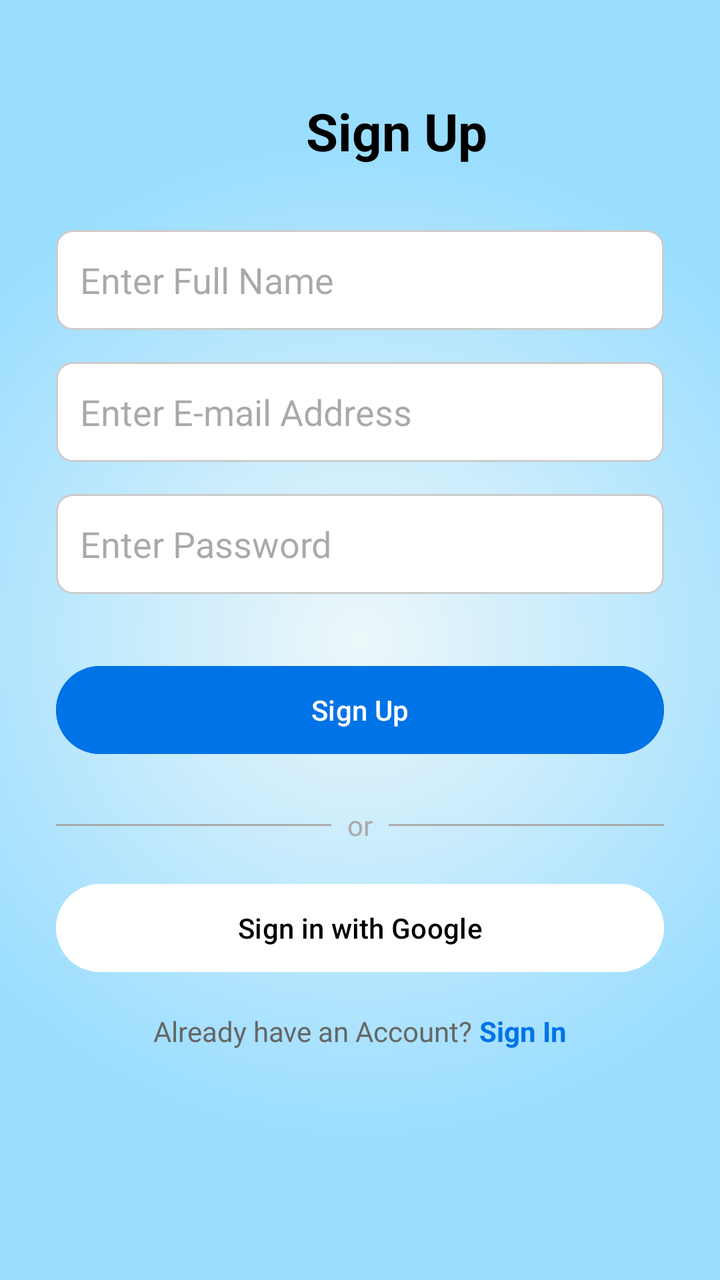
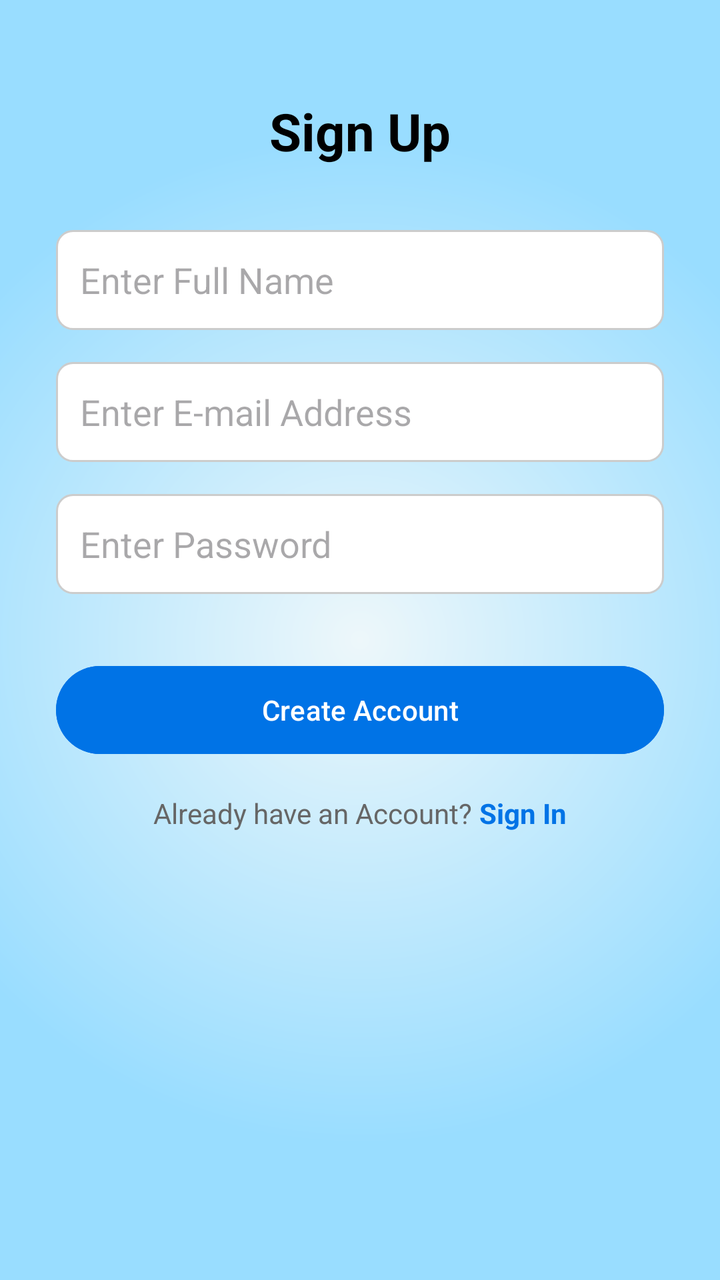

An Android layout rendered at two revisions. The XML below is the earlier revision; the diff shows what the commit changed to produce the second picture.
<!-- AndroidManifest.xml: application theme Theme.AspirePath -->
<!-- res/layout/activity_sign_up.xml -->
<?xml version="1.0" encoding="utf-8"?>
<ScrollView xmlns:android="http://schemas.android.com/apk/res/android"
    xmlns:app="http://schemas.android.com/apk/res-auto"
    xmlns:tools="http://schemas.android.com/tools"
    android:layout_width="match_parent"
    android:layout_height="match_parent"
    android:background="@drawable/gradient_bg"
    tools:context=".SignUpActivity">

    <LinearLayout
        android:layout_width="match_parent"
        android:layout_height="wrap_content"
        android:orientation="vertical"
        android:padding="28dp">

        <TextView
            android:layout_width="wrap_content"
            android:layout_height="wrap_content"
            android:layout_marginLeft="125dp"
            android:layout_marginTop="20dp"
            android:text="Sign Up"
            android:textColor="@android:color/black"
            android:textSize="26sp"
            android:textStyle="bold" />

        <EditText
            android:id="@+id/etName"
            android:layout_width="match_parent"
            android:layout_height="50dp"
            android:layout_marginTop="32dp"
            android:background="@drawable/edit_text_background_rounded"
            android:hint="Enter Full Name"
            android:padding="12dp" />

        <EditText
            android:id="@+id/etEmail"
            android:layout_width="match_parent"
            android:layout_height="50dp"
            android:layout_marginTop="16dp"
            android:background="@drawable/edit_text_background_rounded"
            android:hint="Enter E-mail Address"
            android:inputType="textEmailAddress"
            android:padding="12dp" />

        <EditText
            android:id="@+id/etPassword"
            android:layout_width="match_parent"
            android:layout_height="50dp"
            android:layout_marginTop="16dp"
            android:background="@drawable/edit_text_background_rounded"
            android:hint="Enter Password"
            android:inputType="textPassword"
            android:padding="12dp" />

        <Button
            android:id="@+id/btnSignUp"
            android:layout_width="match_parent"
            android:layout_height="52dp"
            android:layout_marginTop="32dp"
            android:backgroundTint="#0073e6"
            android:text="Sign Up"
            android:textAllCaps="false"
            android:textColor="#FFFFFF"
            app:cornerRadius="26dp" />

        <LinearLayout
            android:layout_width="match_parent"
            android:layout_height="wrap_content"
            android:layout_marginTop="22dp"
            android:gravity="center_vertical"
            android:orientation="horizontal">

            <View
                android:layout_width="0dp"
                android:layout_height="1dp"
                android:layout_weight="1"
                android:background="@android:color/darker_gray" />

            <TextView
                android:layout_width="wrap_content"
                android:layout_height="wrap_content"
                android:layout_marginStart="8dp"
                android:layout_marginEnd="8dp"
                android:text="or"
                android:textColor="@android:color/darker_gray" />

            <View
                android:layout_width="0dp"
                android:layout_height="1dp"
                android:layout_weight="1"
                android:background="@android:color/darker_gray" />
        </LinearLayout>

        <Button
            android:id="@+id/btnGoogleSignIn"
            android:layout_width="match_parent"
            android:layout_height="52dp"
            android:layout_marginTop="16dp"
            android:backgroundTint="@android:color/white"
            android:text="Sign in with Google"
            android:textAllCaps="false"
            android:textColor="@android:color/black"
            app:cornerRadius="26dp" />

        <LinearLayout
            android:layout_width="wrap_content"
            android:layout_height="wrap_content"
            android:layout_gravity="center_horizontal"
            android:layout_marginTop="16dp"
            android:orientation="horizontal">

            <TextView
                android:layout_width="wrap_content"
                android:layout_height="wrap_content"
                android:text="Already have an Account? "
                android:textColor="#666" />

            <TextView
                android:id="@+id/tvSignIn"
                android:layout_width="wrap_content"
                android:layout_height="wrap_content"
                android:text="Sign In"
                android:textColor="#0073e6"
                android:textStyle="bold" />
        </LinearLayout>

    </LinearLayout>
</ScrollView>
<!-- resources referenced by this layout -->
<resources>
  <!-- drawable edit_text_background_rounded (drawable) -->
  <?xml version="1.0" encoding="utf-8"?>
  <shape xmlns:android="http://schemas.android.com/apk/res/android"
      android:shape="rectangle">
      <solid android:color="@android:color/white" />
      <corners android:radius="8dp" />
      <stroke
          android:width="1dp"
          android:color="#CCCCCC" />
  </shape>
  <!-- drawable gradient_bg (drawable) -->
  <?xml version="1.0" encoding="utf-8"?>
  <shape xmlns:android="http://schemas.android.com/apk/res/android"
      android:shape="rectangle">
      <gradient
          android:startColor="#edf7fa"
          android:endColor="#99ddff"
          android:gradientRadius="70%p"
          android:type="radial"
          android:centerX="0.5"
          android:centerY="0.5"
          android:dither="true" />
  </shape>
  <style name="Theme.AspirePath" parent="Base.Theme.AspirePath" />
  <style name="Base.Theme.AspirePath" parent="Theme.Material3.DayNight.NoActionBar">
          
          <item name="colorPrimary">@color/blue</item>
          <item name="colorPrimaryVariant">#0073e6</item>
          <item name="colorOnPrimary">@color/white</item>
          <item name="android:statusBarColor">#0073e6</item>
          
      </style>
  <color name="blue">#1C4195</color>
  <color name="white">#FFFFFFFF</color>
</resources>

<!-- the commit's change to res/layout/activity_sign_up.xml (unified diff, before → after) -->
@@ -16,7 +16,8 @@
         <TextView
             android:layout_width="wrap_content"
             android:layout_height="wrap_content"
-            android:layout_marginLeft="125dp"
+
+            android:layout_gravity="center_horizontal"
             android:layout_marginTop="20dp"
             android:text="Sign Up"
             android:textColor="@android:color/black"
@@ -58,48 +59,9 @@
             android:layout_height="52dp"
             android:layout_marginTop="32dp"
             android:backgroundTint="#0073e6"
-            android:text="Sign Up"
+            android:text="Create Account"
             android:textAllCaps="false"
             android:textColor="#FFFFFF"
-            app:cornerRadius="26dp" />
-
-        <LinearLayout
-            android:layout_width="match_parent"
-            android:layout_height="wrap_content"
-            android:layout_marginTop="22dp"
-            android:gravity="center_vertical"
-            android:orientation="horizontal">
-
-            <View
-                android:layout_width="0dp"
-                android:layout_height="1dp"
-                android:layout_weight="1"
-                android:background="@android:color/darker_gray" />
-
-            <TextView
-                android:layout_width="wrap_content"
-                android:layout_height="wrap_content"
-                android:layout_marginStart="8dp"
-                android:layout_marginEnd="8dp"
-                android:text="or"
-                android:textColor="@android:color/darker_gray" />
-
-            <View
-                android:layout_width="0dp"
-                android:layout_height="1dp"
-                android:layout_weight="1"
-                android:background="@android:color/darker_gray" />
-        </LinearLayout>
-
-        <Button
-            android:id="@+id/btnGoogleSignIn"
-            android:layout_width="match_parent"
-            android:layout_height="52dp"
-            android:layout_marginTop="16dp"
-            android:backgroundTint="@android:color/white"
-            android:text="Sign in with Google"
-            android:textAllCaps="false"
-            android:textColor="@android:color/black"
             app:cornerRadius="26dp" />
 
         <LinearLayout
